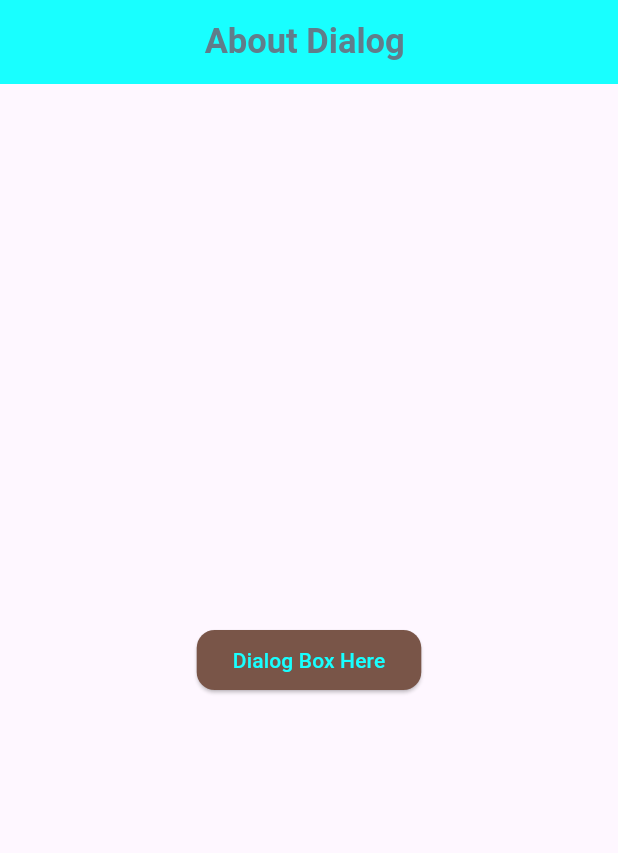
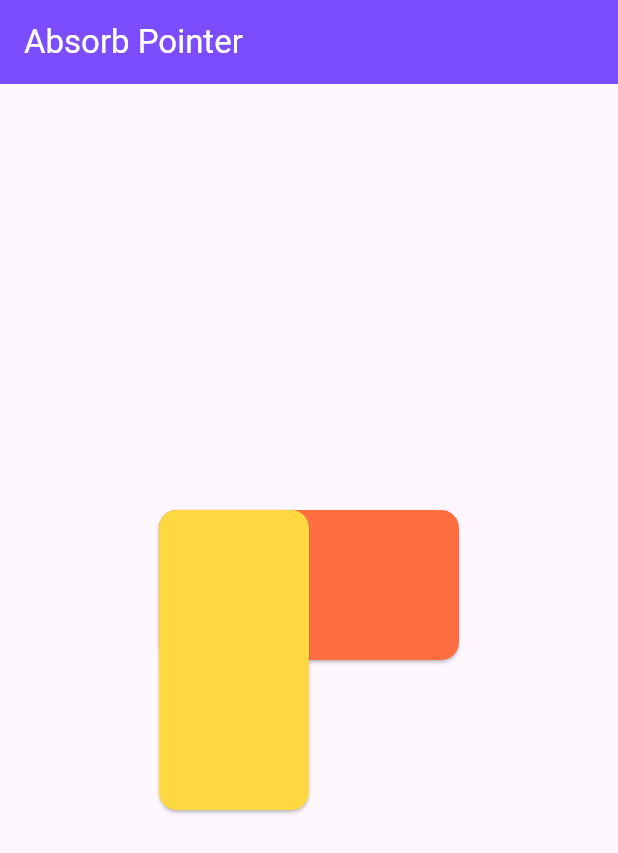
Before and after one commit to arbabhussain7/Flutter-_Widgets-, a Flutter app: the screen it shows after launch, on a phone screen of 412 x 824 dp. Shown: the top 853 px of the screen. Run offline on Flutter 3.47's test engine with Material 3 defaults, Android fonts, the phone set to English and light mode, and no system bars; our stand-ins replace connectivity_plus, flutter_image_compress, image_picker, liquid_swipe, shared_preferences; key blocks and very long unbroken strings in the code were emptied for the run.

Commit message:
Concept of Absorb Pointer & AboutListTile

```diff
--- /dev/null
+++ b/lib/basic_widgets/absorb_pointer_widgtes.dart
@@ -0,0 +1,50 @@
+import 'package:flutter/material.dart';
+
+class AbsorbPointerWidgtes extends StatelessWidget {
+  const AbsorbPointerWidgtes({super.key});
+
+  @override
+  Widget build(BuildContext context) {
+    return Scaffold(
+      appBar: AppBar(
+        backgroundColor: Colors.deepPurpleAccent,
+        title: const Text(
+          'Absorb Pointer ',
+          style: TextStyle(color: Colors.white),
+        ),
+      ),
+      body: Center(
+        child: Stack(
+          children: [
+            SizedBox(
+              height: 100,
+              width: 200,
+              child: ElevatedButton(
+                onPressed: () {},
+                child: null,
+                style: ElevatedButton.styleFrom(
+                    backgroundColor: Colors.deepOrangeAccent,
+                    shape: RoundedRectangleBorder(
+                        borderRadius: BorderRadius.circular(12))),
+              ),
+            ),
+            SizedBox(
+              height: 200,
+              width: 100,
+              child: AbsorbPointer(
+                child: ElevatedButton(
+                  onPressed: () {},
+                  child: null,
+                  style: ElevatedButton.styleFrom(
+                      backgroundColor: Colors.amberAccent,
+                      shape: RoundedRectangleBorder(
+                          borderRadius: BorderRadius.circular(12))),
+                ),
+              ),
+            )
+          ],
+        ),
+      ),
+    );
+  }
+}
--- a/lib/main.dart
+++ b/lib/main.dart
@@ -1,5 +1,7 @@
 import 'package:flutter/material.dart';
 import 'package:shared_preference/basic_widgets/about_dialog.dart';
+import 'package:shared_preference/basic_widgets/about_list_tile_widgets.dart';
+import 'package:shared_preference/basic_widgets/absorb_pointer_widgtes.dart';
 import 'package:shared_preference/compressImg/compress_img_widgets.dart';
 
 void main() {
@@ -18,6 +20,6 @@ class MyApp extends StatelessWidget {
           colorScheme: ColorScheme.fromSeed(seedColor: Colors.deepPurple),
           useMaterial3: true,
         ),
-        home: AboutDialogWidgets());
+        home: AbsorbPointerWidgtes());
   }
 }
```
Also changed, not shown: lib/basic_widgets/about_list_tile_widgets.dart (added, +34 -0 lines), 4 other files.
